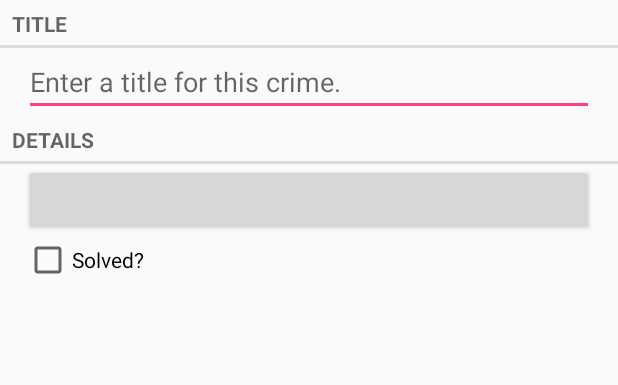
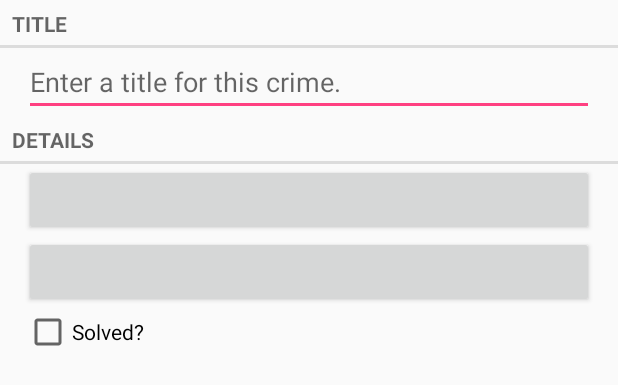
Before and after one commit to Yoursnake/AndroidProjects, an Android app: the layout fragment_crime.xml on its own in the app's theme, with its tools: preview values and no code run, on a phone screen of 412 x 824 dp. Shown: the top 385 px of the screen. Run offline under Robolectric (Android 15) with nearby library versions, the phone set to English and light mode, and no system bars.

Commit message:
DateDialog and TimeDialog

```diff
--- a/CriminalIntent/app/src/main/java/com/example/shengliyi/criminalintent/fragment/DatePickerFragment.java
+++ b/CriminalIntent/app/src/main/java/com/example/shengliyi/criminalintent/fragment/DatePickerFragment.java
@@ -59,7 +59,7 @@ public class DatePickerFragment extends DialogFragment {
 
         return new AlertDialog.Builder(getActivity())
                 .setView(view)
-                .setTitle(R.string.data_picker_title)
+                .setTitle(R.string.date_picker_title)
                 .setPositiveButton(
                         android.R.string.ok,
                         new DialogInterface.OnClickListener() {
--- a/CriminalIntent/app/src/main/res/layout-land/fragment_crime.xml
+++ b/CriminalIntent/app/src/main/res/layout-land/fragment_crime.xml
@@ -31,12 +31,24 @@
         android:layout_width="match_parent"
         android:layout_height="wrap_content"
         android:orientation="horizontal">
-        <Button
-            android:id="@+id/crime_date_button"
+        <LinearLayout
             android:layout_width="wrap_content"
             android:layout_height="wrap_content"
             android:layout_weight="0.7"
-            android:layout_marginLeft="16dp" />
+            android:layout_marginLeft="16dp"
+            android:orientation="vertical">
+
+            <Button
+                android:id="@+id/crime_date_button"
+                android:layout_width="match_parent"
+                android:layout_height="wrap_content" />
+
+            <Button
+                android:id="@+id/crime_time_button"
+                android:layout_width="match_parent"
+                android:layout_height="wrap_content" />
+        </LinearLayout>
+
 
         <CheckBox
             android:id="@+id/crime_solved_checkbox"
--- a/CriminalIntent/app/src/main/res/layout/fragment_crime.xml
+++ b/CriminalIntent/app/src/main/res/layout/fragment_crime.xml
@@ -31,6 +31,13 @@
         android:layout_marginLeft="16dp"
         android:layout_marginRight="16dp"/>
 
+    <Button
+        android:id="@+id/crime_time_button"
+        android:layout_width="match_parent"
+        android:layout_height="wrap_content"
+        android:layout_marginLeft="16dp"
+        android:layout_marginRight="16dp"/>
+
     <CheckBox
         android:id="@+id/crime_solved_checkbox"
         android:layout_width="match_parent"
--- a/CriminalIntent/app/src/main/res/values/strings.xml
+++ b/CriminalIntent/app/src/main/res/values/strings.xml
@@ -5,5 +5,6 @@
     <string name="crime_detail_label">DETAILS</string>
     <string name="crime_solved_label">Solved?</string>
     <string name="crimes_title">Crimes</string>
-    <string name="data_picker_title">Date of crime:</string>
+    <string name="date_picker_title">Date of crime:</string>
+    <string name="time_picker_title">Time of crime</string>
 </resources>
```
Also changed, not shown: CriminalIntent/app/src/main/java/com/example/shengliyi/criminalintent/fragment/CrimeFragment.java (+38 -8 lines), CriminalIntent/app/src/main/java/com/example/shengliyi/criminalintent/fragment/TimePickerFragment.java (added, +87 -0 lines), CriminalIntent/app/src/main/res/layout/dialog_time.xml (added, +8 -0 lines).
